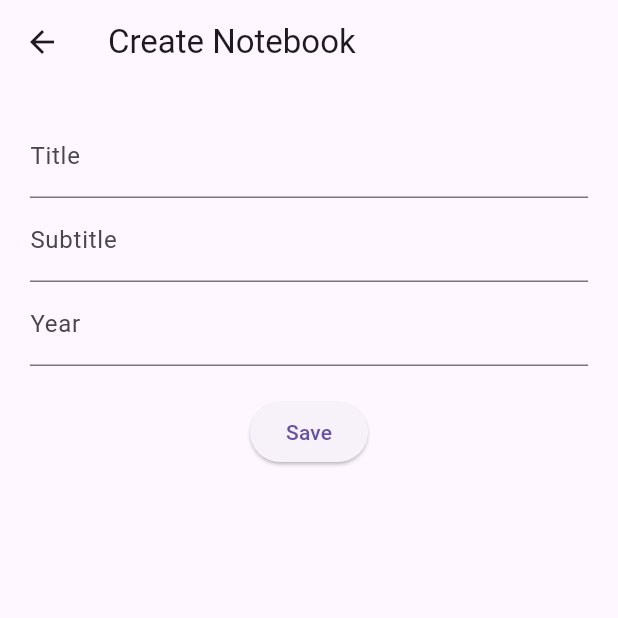
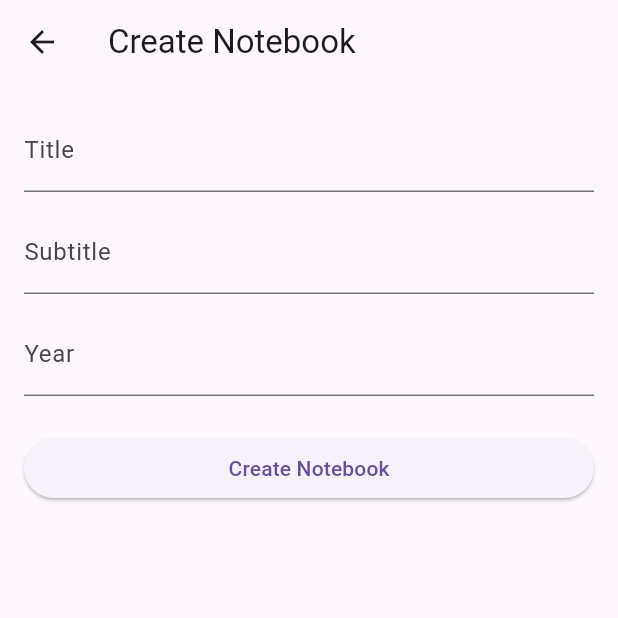
Before and after one commit to rrantsa/notebook_app_flutter_mvp, a Flutter app: the CreateNotebookScreen screen opened directly, on a phone screen of 412 x 824 dp, the top half of it. Run offline on Flutter 3.47's test engine with Material 3 defaults, Android fonts, the phone set to English and light mode, and no system bars; our stand-ins replace image_picker, pdf, printing, sqflite, sqflite_common_ffi; accounts and stored records are empty.

Commit message:
Added Notebook Edition feature

```diff
--- a/lib/database/database_helper.dart
+++ b/lib/database/database_helper.dart
@@ -111,7 +111,16 @@ class DatabaseHelper {
       whereArgs: [note.id],
     );
   }
+  Future<int> updateNotebook(Notebook notebook) async {
+    final db = await database;
 
+    return await db.update(
+      'notebooks',
+      notebook.toMap(),
+      where: 'id = ?',
+      whereArgs: [notebook.id],
+    );
+  }
   Future close() async {
     final db = await instance.database;
     db.close();
--- a/lib/screens/create_notebook_screen.dart
+++ b/lib/screens/create_notebook_screen.dart
@@ -1,56 +1,136 @@
 
 import 'package:flutter/material.dart';
 import '../models/notebook.dart';
+import '../database/database_helper.dart';
 
 class CreateNotebookScreen extends StatefulWidget {
-  const CreateNotebookScreen({super.key});
+  final Notebook? notebook;
+
+  const CreateNotebookScreen({
+    super.key,
+    this.notebook,
+  });
 
   @override
   State<CreateNotebookScreen> createState() => _CreateNotebookScreenState();
 }
 
 class _CreateNotebookScreenState extends State<CreateNotebookScreen> {
+  final _formKey = GlobalKey<FormState>();
 
-  final titleController = TextEditingController();
-  final subtitleController = TextEditingController();
-  final yearController = TextEditingController();
+  final _titleController = TextEditingController();
+  final _subtitleController = TextEditingController();
+  final _yearController = TextEditingController();
 
-  void save() {
+  bool _isSaving = false;
+
+  bool get isEditMode => widget.notebook != null;
+
+  @override
+  void initState() {
+    super.initState();
+
+    if (isEditMode) {
+      _titleController.text = widget.notebook!.title;
+      _subtitleController.text = widget.notebook!.subtitle;
+      _yearController.text = widget.notebook!.year.toString();
+    }
+  }
+
+  @override
+  void dispose() {
+    _titleController.dispose();
+    _subtitleController.dispose();
+    _yearController.dispose();
+    super.dispose();
+  }
+
+  Future<void> _saveNotebook() async {
+    if (!_formKey.currentState!.validate()) return;
+
+    setState(() {
+      _isSaving = true;
+    });
+
     final notebook = Notebook(
-      title: titleController.text,
-      subtitle: subtitleController.text,
-      year: int.tryParse(yearController.text) ?? 2026,
+      id: widget.notebook?.id,
+      title: _titleController.text.trim(),
+      subtitle: _subtitleController.text.trim(),
+      year: int.parse(_yearController.text.trim()),
     );
 
-    Navigator.pop(context, notebook);
+    if (isEditMode) {
+      await DatabaseHelper.instance.updateNotebook(notebook);
+    } else {
+      await DatabaseHelper.instance.insertNotebook(notebook);
+    }
+
+    if (!mounted) return;
+
+    Navigator.pop(context, true);
   }
 
   @override
   Widget build(BuildContext context) {
     return Scaffold(
-      appBar: AppBar(title: const Text("Create Notebook")),
+      appBar: AppBar(
+        title: Text(isEditMode ? 'Edit Notebook' : 'Create Notebook'),
+      ),
       body: Padding(
-        padding: const EdgeInsets.all(20),
+        padding: const EdgeInsets.all(16),
+        child: Form(
+          key: _formKey,
           child: Column(
             children: [
-            TextField(
-              controller: titleController,
-              decoration: const InputDecoration(labelText: "Title"),
+              TextFormField(
+                controller: _titleController,
+                decoration: const InputDecoration(
+                  labelText: 'Title',
                 ),
-            TextField(
-              controller: subtitleController,
-              decoration: const InputDecoration(labelText: "Subtitle"),
+                validator: (value) {
+                  if (value == null || value.trim().isEmpty) {
+                    return 'Please enter a title';
+                  }
+                  return null;
+                },
               ),
-            TextField(
-              controller: yearController,
-              decoration: const InputDecoration(labelText: "Year"),
+              const SizedBox(height: 12),
+              TextFormField(
+                controller: _subtitleController,
+                decoration: const InputDecoration(
+                  labelText: 'Subtitle',
                 ),
-            const SizedBox(height: 20),
-            ElevatedButton(
-              onPressed: save,
-              child: const Text("Save"),
-            )
+              ),
+              const SizedBox(height: 12),
+              TextFormField(
+                controller: _yearController,
+                keyboardType: TextInputType.number,
+                decoration: const InputDecoration(
+                  labelText: 'Year',
+                ),
+                validator: (value) {
+                  if (value == null || value.trim().isEmpty) {
+                    return 'Please enter a year';
+                  }
+
+                  final year = int.tryParse(value.trim());
+                  if (year == null) {
+                    return 'Please enter a valid year';
+                  }
+
+                  return null;
+                },
+              ),
+              const SizedBox(height: 24),
+              SizedBox(
+                width: double.infinity,
+                child: ElevatedButton(
+                  onPressed: _isSaving ? null : _saveNotebook,
+                  child: Text(isEditMode ? 'Save Changes' : 'Create Notebook'),
+                ),
+              ),
             ],
+          ),
         ),
       ),
     );
```
Also changed, not shown: lib/screens/notebooks_list_screen.dart (+21 -1 lines), 1 other file. Lines whose indentation alone changed are shown as unchanged.
